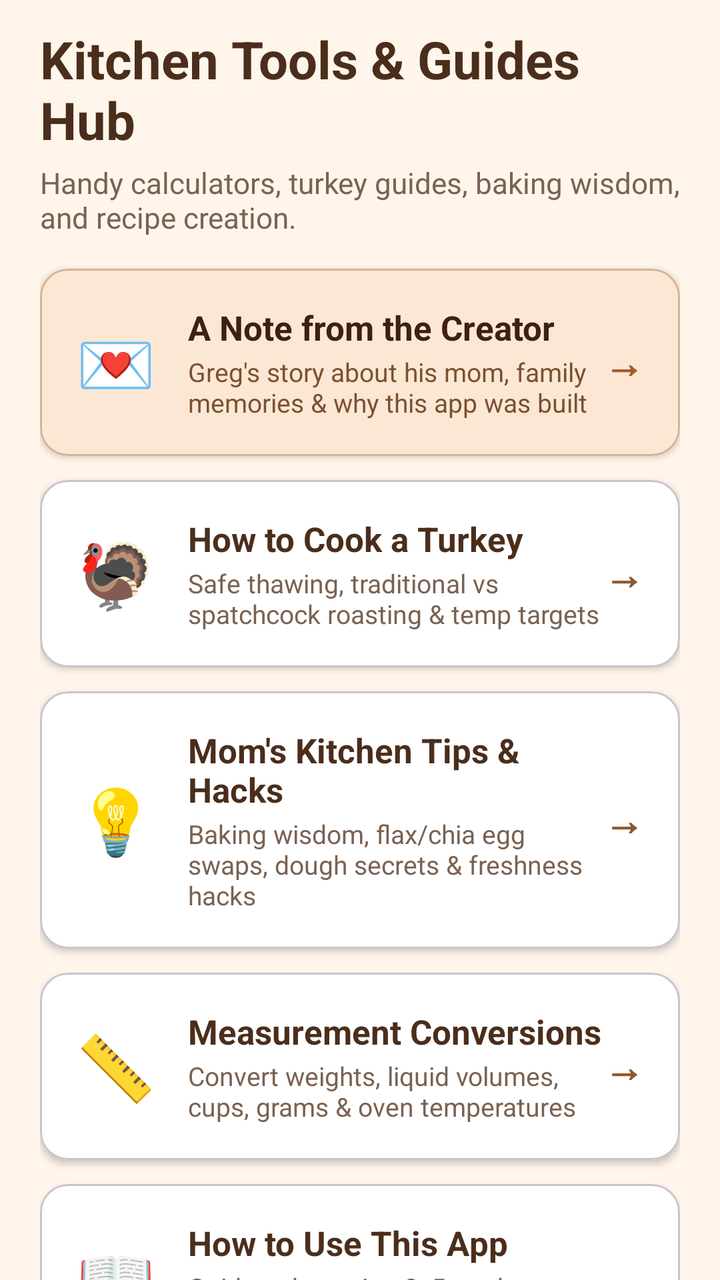
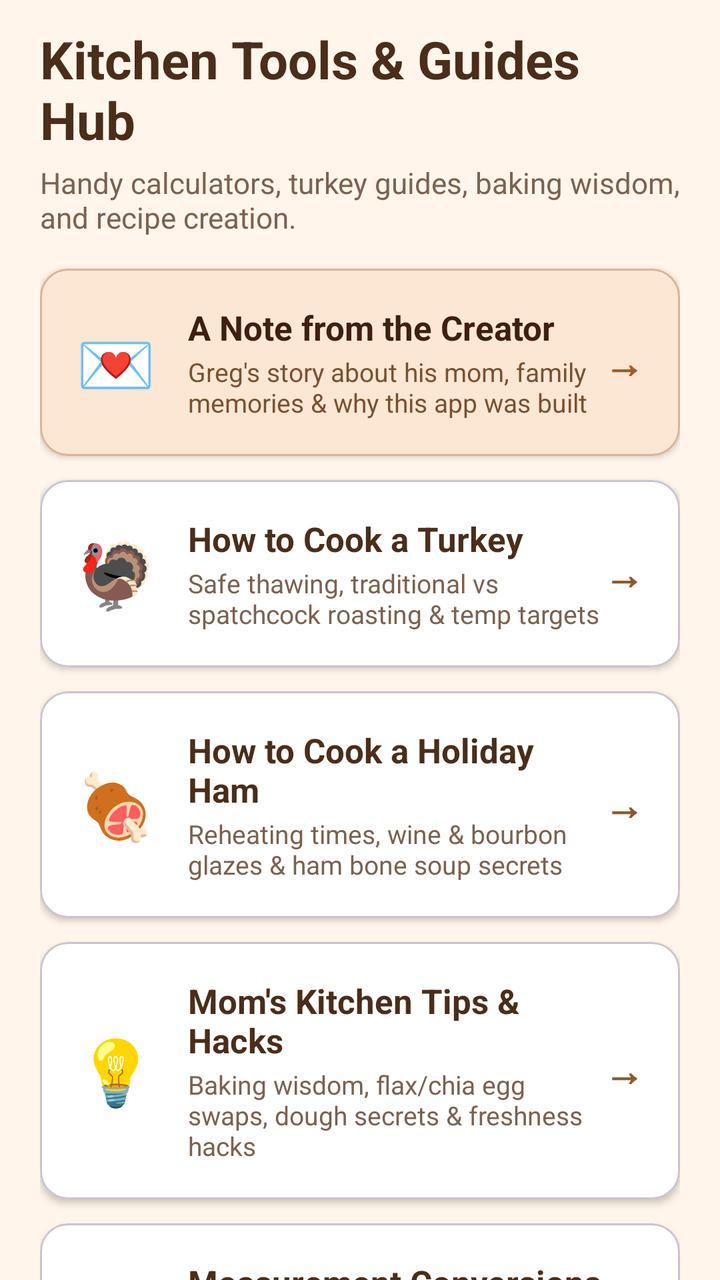

Two renders of the same Android screen: before a commit and after it. Below are the layout's source before the change and the commit's diff.
<!-- AndroidManifest.xml: application theme Theme.TheGoodieBox -->
<!-- res/layout/fragment_tools_hub.xml -->
<?xml version="1.0" encoding="utf-8"?>
<androidx.core.widget.NestedScrollView xmlns:android="http://schemas.android.com/apk/res/android"
    xmlns:app="http://schemas.android.com/apk/res-auto"
    android:layout_width="match_parent"
    android:layout_height="match_parent"
    android:clipToPadding="false"
    android:paddingBottom="70dp">

    <LinearLayout
        android:layout_width="match_parent"
        android:layout_height="wrap_content"
        android:orientation="vertical"
        android:paddingHorizontal="20dp"
        android:paddingTop="12dp">

        <TextView
            android:layout_width="match_parent"
            android:layout_height="wrap_content"
            android:text="Kitchen Tools &amp; Guides Hub"
            android:textColor="@color/title_brown"
            android:textSize="26sp"
            android:textStyle="bold" />

        <TextView
            android:layout_width="match_parent"
            android:layout_height="wrap_content"
            android:layout_marginTop="4dp"
            android:text="Handy calculators, turkey guides, baking wisdom, and recipe creation."
            android:textColor="#7A6252"
            android:textSize="14.5sp" />

        
        <com.google.android.material.card.MaterialCardView
            android:id="@+id/cardHubCreatorLetter"
            android:layout_width="match_parent"
            android:layout_height="wrap_content"
            android:layout_marginTop="16dp"
            android:clickable="true"
            android:focusable="true"
            app:cardBackgroundColor="#FBE7D4"
            app:cardCornerRadius="14dp"
            app:cardElevation="2dp"
            app:strokeColor="#D9B496"
            app:strokeWidth="1dp">

            <LinearLayout
                android:layout_width="match_parent"
                android:layout_height="wrap_content"
                android:gravity="center_vertical"
                android:orientation="horizontal"
                android:padding="18dp">

                <TextView
                    android:layout_width="wrap_content"
                    android:layout_height="wrap_content"
                    android:text="💌"
                    android:textSize="32sp" />

                <LinearLayout
                    android:layout_width="0dp"
                    android:layout_height="wrap_content"
                    android:layout_marginStart="16dp"
                    android:layout_weight="1"
                    android:orientation="vertical">

                    <TextView
                        android:layout_width="wrap_content"
                        android:layout_height="wrap_content"
                        android:text="A Note from the Creator"
                        android:textColor="#3E2010"
                        android:textSize="17sp"
                        android:textStyle="bold" />

                    <TextView
                        android:layout_width="wrap_content"
                        android:layout_height="wrap_content"
                        android:layout_marginTop="2dp"
                        android:text="Greg's story about his mom, family memories &amp; why this app was built"
                        android:textColor="#7A5032"
                        android:textSize="13sp" />

                </LinearLayout>

                <TextView
                    android:layout_width="wrap_content"
                    android:layout_height="wrap_content"
                    android:text="→"
                    android:textColor="#A35C2A"
                    android:textSize="20sp"
                    android:textStyle="bold" />

            </LinearLayout>

        </com.google.android.material.card.MaterialCardView>

        
        <com.google.android.material.card.MaterialCardView
            android:id="@+id/cardHubTurkey"
            android:layout_width="match_parent"
            android:layout_height="wrap_content"
            android:layout_marginTop="12dp"
            android:clickable="true"
            android:focusable="true"
            app:cardBackgroundColor="@android:color/white"
            app:cardCornerRadius="14dp"
            app:cardElevation="2dp">

            <LinearLayout
                android:layout_width="match_parent"
                android:layout_height="wrap_content"
                android:gravity="center_vertical"
                android:orientation="horizontal"
                android:padding="18dp">

                <TextView
                    android:layout_width="wrap_content"
                    android:layout_height="wrap_content"
                    android:text="🦃"
                    android:textSize="32sp" />

                <LinearLayout
                    android:layout_width="0dp"
                    android:layout_height="wrap_content"
                    android:layout_marginStart="16dp"
                    android:layout_weight="1"
                    android:orientation="vertical">

                    <TextView
                        android:layout_width="wrap_content"
                        android:layout_height="wrap_content"
                        android:text="How to Cook a Turkey"
                        android:textColor="@color/title_brown"
                        android:textSize="17sp"
                        android:textStyle="bold" />

                    <TextView
                        android:layout_width="wrap_content"
                        android:layout_height="wrap_content"
                        android:layout_marginTop="2dp"
                        android:text="Safe thawing, traditional vs spatchcock roasting &amp; temp targets"
                        android:textColor="@color/desc_brown"
                        android:textSize="13sp" />

                </LinearLayout>

                <TextView
                    android:layout_width="wrap_content"
                    android:layout_height="wrap_content"
                    android:text="→"
                    android:textColor="@color/link_brown"
                    android:textSize="20sp"
                    android:textStyle="bold" />

            </LinearLayout>

        </com.google.android.material.card.MaterialCardView>

        
        <com.google.android.material.card.MaterialCardView
            android:id="@+id/cardHubTips"
            android:layout_width="match_parent"
            android:layout_height="wrap_content"
            android:layout_marginTop="12dp"
            android:clickable="true"
            android:focusable="true"
            app:cardBackgroundColor="@android:color/white"
            app:cardCornerRadius="14dp"
            app:cardElevation="2dp">

            <LinearLayout
                android:layout_width="match_parent"
                android:layout_height="wrap_content"
                android:gravity="center_vertical"
                android:orientation="horizontal"
                android:padding="18dp">

                <TextView
                    android:layout_width="wrap_content"
                    android:layout_height="wrap_content"
                    android:text="💡"
                    android:textSize="32sp" />

                <LinearLayout
                    android:layout_width="0dp"
                    android:layout_height="wrap_content"
                    android:layout_marginStart="16dp"
                    android:layout_weight="1"
                    android:orientation="vertical">

                    <TextView
                        android:layout_width="wrap_content"
                        android:layout_height="wrap_content"
                        android:text="Mom's Kitchen Tips &amp; Hacks"
                        android:textColor="@color/title_brown"
                        android:textSize="17sp"
                        android:textStyle="bold" />

                    <TextView
                        android:layout_width="wrap_content"
                        android:layout_height="wrap_content"
                        android:layout_marginTop="2dp"
                        android:text="Baking wisdom, flax/chia egg swaps, dough secrets &amp; freshness hacks"
                        android:textColor="@color/desc_brown"
                        android:textSize="13sp" />

                </LinearLayout>

                <TextView
                    android:layout_width="wrap_content"
                    android:layout_height="wrap_content"
                    android:text="→"
                    android:textColor="@color/link_brown"
                    android:textSize="20sp"
                    android:textStyle="bold" />

            </LinearLayout>

        </com.google.android.material.card.MaterialCardView>

        
        <com.google.android.material.card.MaterialCardView
            android:id="@+id/cardHubConversions"
            android:layout_width="match_parent"
            android:layout_height="wrap_content"
            android:layout_marginTop="12dp"
            android:clickable="true"
            android:focusable="true"
            app:cardBackgroundColor="@android:color/white"
            app:cardCornerRadius="14dp"
            app:cardElevation="2dp">

            <LinearLayout
                android:layout_width="match_parent"
                android:layout_height="wrap_content"
                android:gravity="center_vertical"
                android:orientation="horizontal"
                android:padding="18dp">

                <TextView
                    android:layout_width="wrap_content"
                    android:layout_height="wrap_content"
                    android:text="📏"
                    android:textSize="32sp" />

                <LinearLayout
                    android:layout_width="0dp"
                    android:layout_height="wrap_content"
                    android:layout_marginStart="16dp"
                    android:layout_weight="1"
                    android:orientation="vertical">

                    <TextView
                        android:layout_width="wrap_content"
                        android:layout_height="wrap_content"
                        android:text="Measurement Conversions"
                        android:textColor="@color/title_brown"
                        android:textSize="17sp"
                        android:textStyle="bold" />

                    <TextView
                        android:layout_width="wrap_content"
                        android:layout_height="wrap_content"
                        android:layout_marginTop="2dp"
                        android:text="Convert weights, liquid volumes, cups, grams &amp; oven temperatures"
                        android:textColor="@color/desc_brown"
                        android:textSize="13sp" />

                </LinearLayout>

                <TextView
                    android:layout_width="wrap_content"
                    android:layout_height="wrap_content"
                    android:text="→"
                    android:textColor="@color/link_brown"
                    android:textSize="20sp"
                    android:textStyle="bold" />

            </LinearLayout>

        </com.google.android.material.card.MaterialCardView>

        
        <com.google.android.material.card.MaterialCardView
            android:id="@+id/cardHubHowToUse"
            android:layout_width="match_parent"
            android:layout_height="wrap_content"
            android:layout_marginTop="12dp"
            android:clickable="true"
            android:focusable="true"
            app:cardBackgroundColor="@android:color/white"
            app:cardCornerRadius="14dp"
            app:cardElevation="2dp">

            <LinearLayout
                android:layout_width="match_parent"
                android:layout_height="wrap_content"
                android:gravity="center_vertical"
                android:orientation="horizontal"
                android:padding="18dp">

                <TextView
                    android:layout_width="wrap_content"
                    android:layout_height="wrap_content"
                    android:text="📖"
                    android:textSize="32sp" />

                <LinearLayout
                    android:layout_width="0dp"
                    android:layout_height="wrap_content"
                    android:layout_marginStart="16dp"
                    android:layout_weight="1"
                    android:orientation="vertical">

                    <TextView
                        android:layout_width="wrap_content"
                        android:layout_height="wrap_content"
                        android:text="How to Use This App"
                        android:textColor="@color/title_brown"
                        android:textSize="17sp"
                        android:textStyle="bold" />

                    <TextView
                        android:layout_width="wrap_content"
                        android:layout_height="wrap_content"
                        android:layout_marginTop="2dp"
                        android:text="Guide to browsing 3x5 cards, search, favorites, adding &amp; editing"
                        android:textColor="@color/desc_brown"
                        android:textSize="13sp" />

                </LinearLayout>

                <TextView
                    android:layout_width="wrap_content"
                    android:layout_height="wrap_content"
                    android:text="→"
                    android:textColor="@color/link_brown"
                    android:textSize="20sp"
                    android:textStyle="bold" />

            </LinearLayout>

        </com.google.android.material.card.MaterialCardView>

        
        <com.google.android.material.card.MaterialCardView
            android:id="@+id/cardHubAddRecipe"
            android:layout_width="match_parent"
            android:layout_height="wrap_content"
            android:layout_marginTop="12dp"
            android:layout_marginBottom="32dp"
            android:clickable="true"
            android:focusable="true"
            app:cardBackgroundColor="@android:color/white"
            app:cardCornerRadius="14dp"
            app:cardElevation="2dp">

            <LinearLayout
                android:layout_width="match_parent"
                android:layout_height="wrap_content"
                android:gravity="center_vertical"
                android:orientation="horizontal"
                android:padding="18dp">

                <TextView
                    android:layout_width="wrap_content"
                    android:layout_height="wrap_content"
                    android:text="➕"
                    android:textSize="32sp" />

                <LinearLayout
                    android:layout_width="0dp"
                    android:layout_height="wrap_content"
                    android:layout_marginStart="16dp"
                    android:layout_weight="1"
                    android:orientation="vertical">

                    <TextView
                        android:layout_width="wrap_content"
                        android:layout_height="wrap_content"
                        android:text="Add Custom Family Recipe"
                        android:textColor="@color/title_brown"
                        android:textSize="17sp"
                        android:textStyle="bold" />

                    <TextView
                        android:layout_width="wrap_content"
                        android:layout_height="wrap_content"
                        android:layout_marginTop="2dp"
                        android:text="Create and save your own secret heirloom recipes, directions &amp; photos"
                        android:textColor="@color/desc_brown"
                        android:textSize="13sp" />

                </LinearLayout>

                <TextView
                    android:layout_width="wrap_content"
                    android:layout_height="wrap_content"
                    android:text="→"
                    android:textColor="@color/link_brown"
                    android:textSize="20sp"
                    android:textStyle="bold" />

            </LinearLayout>

        </com.google.android.material.card.MaterialCardView>

    </LinearLayout>

</androidx.core.widget.NestedScrollView>
<!-- resources referenced by this layout -->
<resources>
  <color name="desc_brown">#7A6252</color>
  <color name="link_brown">#8C5A32</color>
  <color name="title_brown">#4A2E1B</color>
  <style name="Theme.TheGoodieBox" parent="Base.Theme.TheGoodieBox" />
  <style name="Base.Theme.TheGoodieBox" parent="Theme.Material3.Light.NoActionBar">
          <item name="colorPrimary">@color/gingerbread_brown</item>
          <item name="colorSecondary">@color/candy_cane_red</item>
          <item name="android:windowBackground">@color/frosting_cream</item>
          <item name="colorSurface">@color/frosting_cream</item>
          <item name="android:textColorPrimary">@color/cocoa_shadow</item>
      </style>
  <color name="gingerbread_brown">#A35C2A</color>
  <color name="candy_cane_red">#C23B22</color>
  <color name="frosting_cream">#FFF5EA</color>
  <color name="cocoa_shadow">#4B2E1E</color>
</resources>

<!-- the commit's change to res/layout/fragment_tools_hub.xml (unified diff, before → after) -->
@@ -157,6 +157,68 @@
 
         
         <com.google.android.material.card.MaterialCardView
+            android:id="@+id/cardHubHam"
+            android:layout_width="match_parent"
+            android:layout_height="wrap_content"
+            android:layout_marginTop="12dp"
+            android:clickable="true"
+            android:focusable="true"
+            app:cardBackgroundColor="@android:color/white"
+            app:cardCornerRadius="14dp"
+            app:cardElevation="2dp">
+
+            <LinearLayout
+                android:layout_width="match_parent"
+                android:layout_height="wrap_content"
+                android:gravity="center_vertical"
+                android:orientation="horizontal"
+                android:padding="18dp">
+
+                <TextView
+                    android:layout_width="wrap_content"
+                    android:layout_height="wrap_content"
+                    android:text="🍖"
+                    android:textSize="32sp" />
+
+                <LinearLayout
+                    android:layout_width="0dp"
+                    android:layout_height="wrap_content"
+                    android:layout_marginStart="16dp"
+                    android:layout_weight="1"
+                    android:orientation="vertical">
+
+                    <TextView
+                        android:layout_width="wrap_content"
+                        android:layout_height="wrap_content"
+                        android:text="How to Cook a Holiday Ham"
+                        android:textColor="@color/title_brown"
+                        android:textSize="17sp"
+                        android:textStyle="bold" />
+
+                    <TextView
+                        android:layout_width="wrap_content"
+                        android:layout_height="wrap_content"
+                        android:layout_marginTop="2dp"
+                        android:text="Reheating times, wine &amp; bourbon glazes &amp; ham bone soup secrets"
+                        android:textColor="@color/desc_brown"
+                        android:textSize="13sp" />
+
+                </LinearLayout>
+
+                <TextView
+                    android:layout_width="wrap_content"
+                    android:layout_height="wrap_content"
+                    android:text="→"
+                    android:textColor="@color/link_brown"
+                    android:textSize="20sp"
+                    android:textStyle="bold" />
+
+            </LinearLayout>
+
+        </com.google.android.material.card.MaterialCardView>
+
+        
+        <com.google.android.material.card.MaterialCardView
             android:id="@+id/cardHubTips"
             android:layout_width="match_parent"
             android:layout_height="wrap_content"
